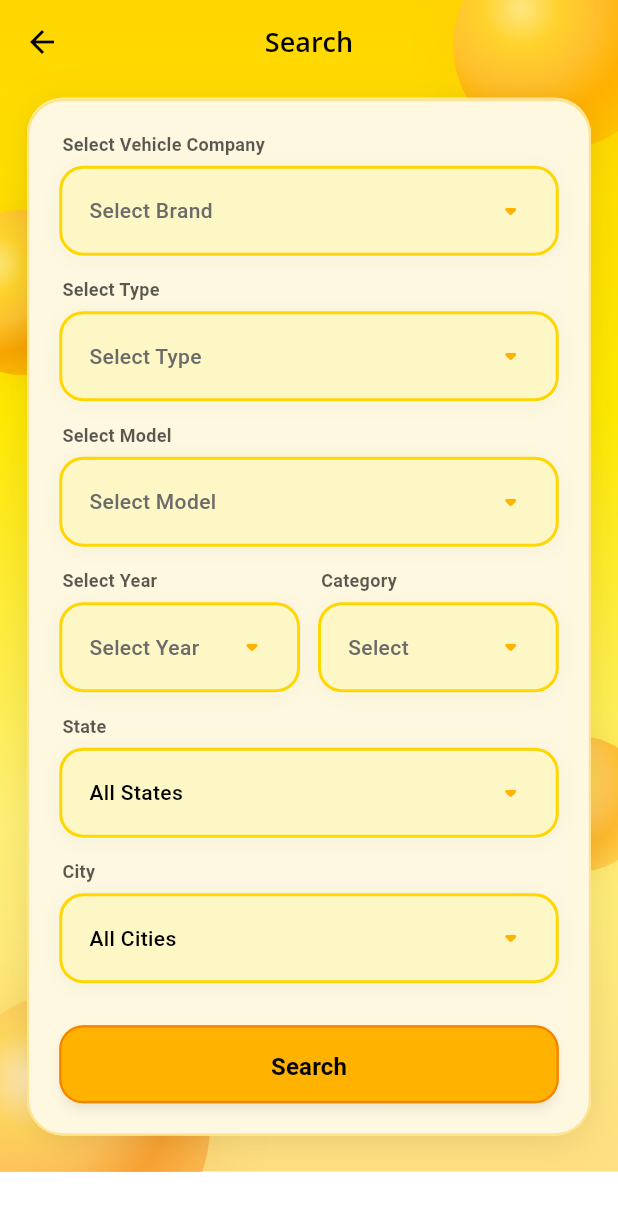
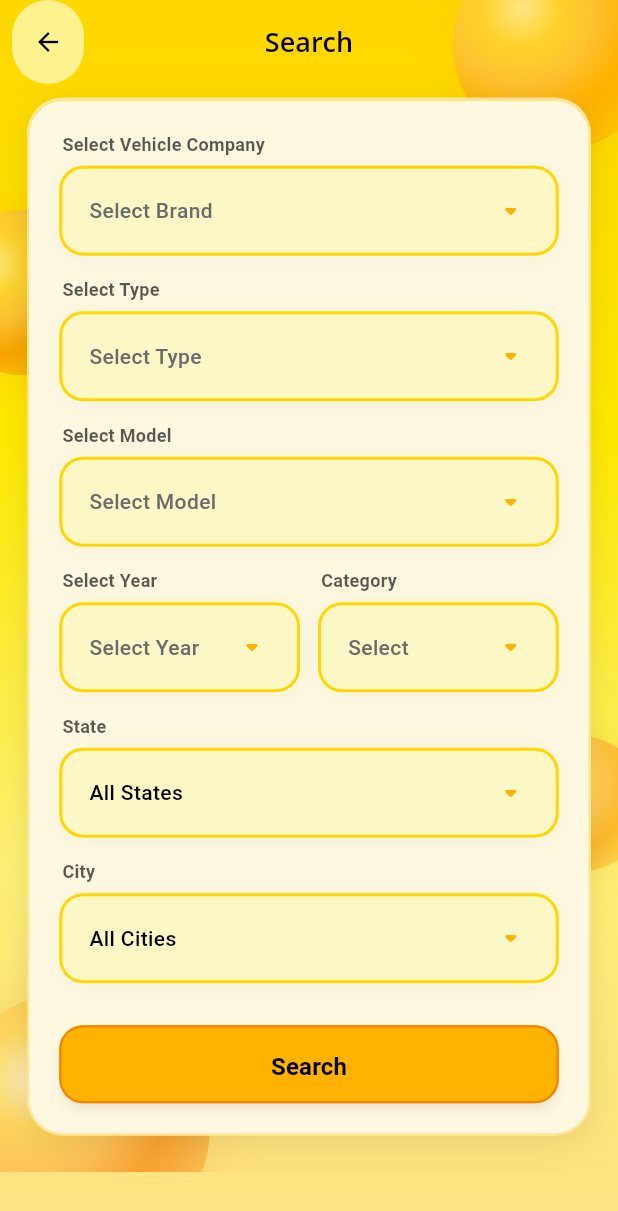
Before and after one commit to pratikkumarpradhan/zarooori_user_app, a Flutter app: the SearchProductScreen screen opened directly with empty values, after a tap on the "arrow back" icon, on a phone screen of 412 x 824 dp. Shown: the top 1211 px of the screen. Run offline on Flutter 3.47's test engine with Material 3 defaults, Android fonts, the phone set to English and light mode, and no system bars; our stand-ins replace animated_text_kit, cached_network_image, carousel_slider, chewie, cloud_firestore, firebase_auth and 9 more; accounts and stored records are empty; network calls fail; Roboto replaces fonts that are missing (Poppins).

```diff
--- a/lib/drawer_menu/about_us/about_us_screen.dart
+++ b/lib/drawer_menu/about_us/about_us_screen.dart
@@ -251,8 +251,7 @@ class AboutUsScreen extends StatelessWidget {
                 const SizedBox(height: 6),
                 Text(
                   'One App. Every Vehicle Need.',
-                  style: AppTextStyles.textView(
-                    size: 12,
+                  style: GoogleFonts.openSans(fontSize:  12,
                     color: AppColors.gray,
                   ).copyWith(fontWeight: FontWeight.w600, letterSpacing: 0.2),
                 ),
--- a/lib/main_home_page/buy_vehicle/buy_vehicle_screen.dart
+++ b/lib/main_home_page/buy_vehicle/buy_vehicle_screen.dart
@@ -609,8 +609,7 @@ class _BuyVehicleScreenState extends State<BuyVehicleScreen> {
               Flexible(
                 child: Text(
                   label,
-                  style: AppTextStyles.textView(
-                    size: 12,
+                  style: GoogleFonts.openSans(fontSize:  12,
                     color: isSelected ? const Color(0xFFFFB300) : AppColors.black,
                   ).copyWith(
                     fontWeight: isSelected ? FontWeight.w600 : FontWeight.normal,
--- a/lib/main_home_page/sell_vehicle/sell_vehicle_activity_screen.dart
+++ b/lib/main_home_page/sell_vehicle/sell_vehicle_activity_screen.dart
@@ -641,8 +641,7 @@ class _SellVehicleActivityScreenState extends State<SellVehicleActivityScreen> {
               Flexible(
                 child: Text(
                   label,
-                  style: AppTextStyles.textView(
-                    size: 12,
+                  style: GoogleFonts.openSans(fontSize:  12,
                     color: isSelected ? const Color(0xFFFFB300) : AppColors.black,
                   ).copyWith(
                     fontWeight: isSelected ? FontWeight.w600 : FontWeight.normal,
--- a/lib/products/search_product_screen.dart
+++ b/lib/products/search_product_screen.dart
@@ -665,21 +665,7 @@ class _SearchProductScreenState extends State<SearchProductScreen> {
 
 @override
 Widget build(BuildContext context) {
-    return Scaffold(
-      backgroundColor: Colors.transparent,
-      extendBodyBehindAppBar: true,
-      appBar: AppBar(
-        elevation: 0,
-        backgroundColor: Colors.transparent,
-        leading: IconButton(
-          icon: const Icon(Icons.arrow_back, color: AppColors.black),
-          onPressed: () => Get.back(),
-        ),
-        title: Text(widget.screenTitle,
-            style: GoogleFonts.openSans(fontSize: 18, color: AppColors.black).copyWith(fontWeight: FontWeight.w600)),
-        centerTitle: true,
-      ),
-      body: Container(
+  return Container(
     decoration: const BoxDecoration(
       gradient: LinearGradient(
         begin: Alignment.topCenter,
@@ -693,13 +679,45 @@ class _SearchProductScreenState extends State<SearchProductScreen> {
         stops: [0.0, 0.35, 0.7, 1.0],
       ),
     ),
-        child: Stack(
+    child: Scaffold(
+      backgroundColor: Colors.transparent,
+      extendBodyBehindAppBar: true,
+      appBar: AppBar(
+        elevation: 0,
+         backgroundColor: Colors.transparent,
+        leading: Container(
+          margin: const EdgeInsets.only(left: 8),
+          child: IconButton(
+            style: IconButton.styleFrom(
+              backgroundColor: const Color(0xFFFFF59D).withOpacity(0.9),
+              padding: const EdgeInsets.all(8),
+            ),
+            icon: const Icon(
+              Icons.arrow_back,
+              color: AppColors.black,
+              size: 20,
+            ),
+            onPressed: () => Get.back(),
+          ),
+        ),
+        title: Text(
+          widget.screenTitle,
+          style: GoogleFonts.openSans(
+            fontSize: 18,
+            color: AppColors.black,
+          ).copyWith(fontWeight: FontWeight.w600),
+        ),
+        centerTitle: true,
+      ),
+      body: Stack(
         children: [
-            // Decorative bubbles
+          // Decorative bubbles (same as your code)
           const Positioned(top: -40, right: -30, child: ProfileBubble(size: 140, color: Color(0xFFFF9800))),
           const Positioned(top: 140, left: -40, child: ProfileBubble(size: 110, color: Color(0xFFF57C00))),
           const Positioned(bottom: 200, right: -20, child: ProfileBubble(size: 90, color: Color(0xFFFF9800))),
           const Positioned(bottom: -60, left: -40, child: ProfileBubble(size: 180, color: Color(0xFFF57C00))),
+
+          // 👇 KEEP YOUR EXACT EXISTING SafeArea + Form CODE HERE
           SafeArea(
             child: _isLoading
                 ? const Center(child: CircularProgressIndicator(color: AppColors.black))
@@ -708,6 +726,7 @@ class _SearchProductScreenState extends State<SearchProductScreen> {
                     child: Column(
                       crossAxisAlignment: CrossAxisAlignment.stretch,
                       children: [
+
                           Container(
                             decoration: PremiumDecorations.card(),
                             child: Padding(
--- a/lib/widgets/drawer_menu_widget.dart
+++ b/lib/widgets/drawer_menu_widget.dart
@@ -236,8 +236,7 @@ class DrawerMenuWidget extends StatelessWidget {
                 const SizedBox(height: 4),
                 Text(
                   'Smart services, on time.',
-                  style: AppTextStyles.textView(
-                    size: 11,
+                  style: GoogleFonts.openSans(fontSize:  11,
                     color: Colors.black.withValues(alpha: 0.7),
                   ),
                 ),
--- a/lib/widgets/header_widget.dart
+++ b/lib/widgets/header_widget.dart
@@ -113,7 +113,7 @@ class HeaderWidget extends StatelessWidget {
                     userName,
                     style: GoogleFonts.openSans(
                       fontSize: 14,
-                      fontWeight: FontWeight.bold,
+                      fontWeight: FontWeight.w600,
                       color: Colors.black,
                       letterSpacing: 0.4,
                     ),
--- a/lib/widgets/service_grid_widget.dart
+++ b/lib/widgets/service_grid_widget.dart
@@ -44,7 +44,7 @@ class ServiceGridWidget extends StatelessWidget {
             textAlign: TextAlign.center,
             style: GoogleFonts.openSans(
               fontSize: 15,
-              fontWeight: FontWeight.bold, // bold premium look
+              fontWeight: FontWeight.w400, // bold premium look
               color: Colors.black,
               letterSpacing: 0.4,
             ),
--- a/pubspec.yaml
+++ b/pubspec.yaml
@@ -144,8 +144,7 @@ flutter:
     - assets/images/cab_service.jpg
     - assets/images/splash2.png
 
-    - assets/videos/
-    - assets/videos/splash.mp4
+
 
 flutter_launcher_icons:
   android: true
```
Also changed, not shown: lib/main_home_page/home_screen/home_screen.dart (+44 -1 lines), lib/main_home_page/insurance/search_insurance_screen.dart (+204 -82 lines). Lines whose indentation alone changed are shown as unchanged.
